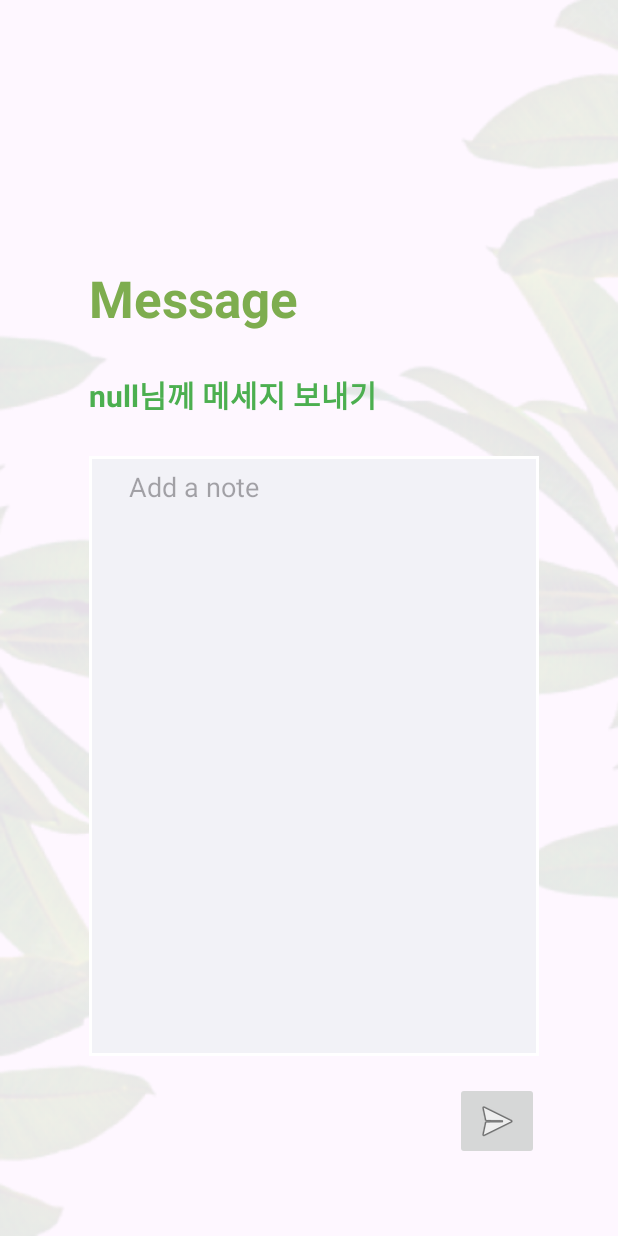
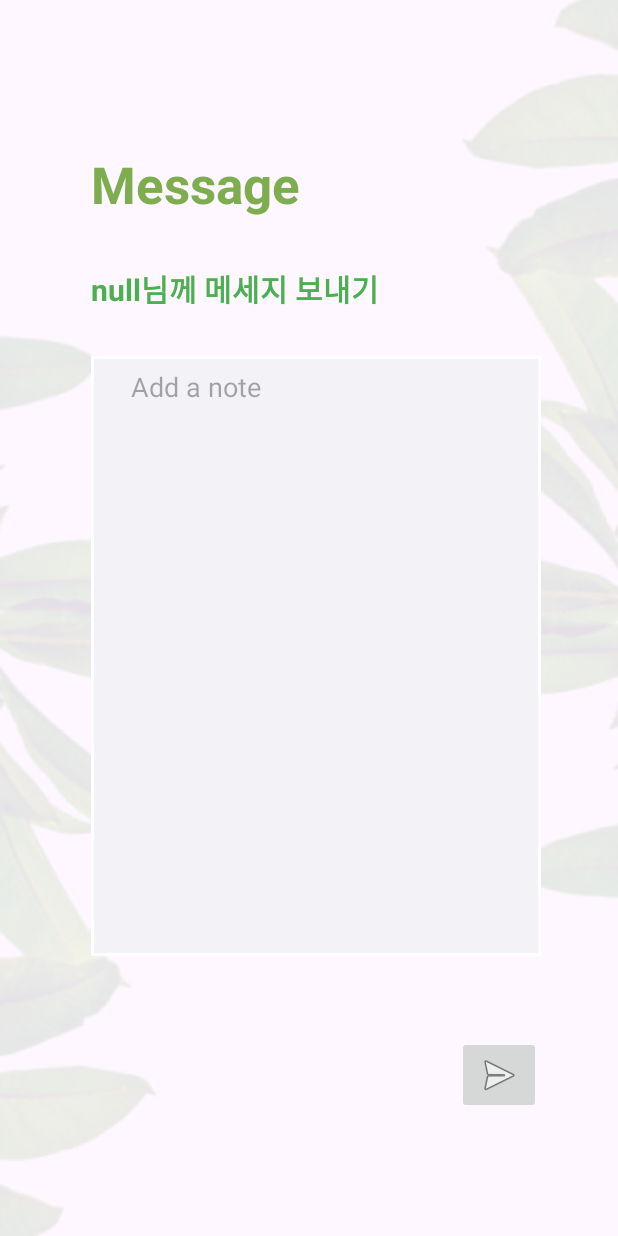
Before and after one commit to sheepyis/Second-Hand, an Android app: the ChatActivity screen opened directly, with no data from a screen before it, on a phone screen of 412 x 824 dp. Run offline under Robolectric (Android 15) with nearby library versions, the phone set to English and light mode, and no system bars; our stand-ins replace Firebase (no records; nobody signed in at launch, a user with empty details on screens opened directly).

Commit message:
챗 디자인 끝

```diff
--- a/app/src/main/res/layout/activity_chat.xml
+++ b/app/src/main/res/layout/activity_chat.xml
@@ -14,14 +14,13 @@
         android:layout_height="wrap_content"
         android:layout_alignParentTop="true"
         android:layout_alignParentEnd="true"
-        android:layout_marginTop="150dp"
 
+        android:layout_marginTop="100dp"
         android:fontFamily="sans-serif"
         android:text="Message"
         android:textColor="#7EAD4F"
         android:textSize="34sp"
         android:textStyle="bold"
-        app:layout_constraintBottom_toTopOf="@+id/TotextView"
         app:layout_constraintStart_toStartOf="@+id/TotextView"
         app:layout_constraintTop_toTopOf="parent" />
 
@@ -29,25 +28,27 @@
         android:id="@+id/messageEditText"
         android:layout_width="300dp"
         android:layout_height="400dp"
-        android:layout_marginBottom="120dp"
+        android:layout_marginTop="64dp"
+        android:layout_marginBottom="8dp"
         android:background="@drawable/chat_input"
         android:ems="10"
         android:gravity="top|start"
         android:hint="    Add a note"
         android:inputType="textMultiLine"
         android:padding="8dp"
-        app:layout_constraintBottom_toBottomOf="parent"
+        app:layout_constraintBottom_toTopOf="@+id/sendButton"
         app:layout_constraintEnd_toEndOf="parent"
-        app:layout_constraintHorizontal_bias="0.531"
+        app:layout_constraintHorizontal_bias="0.54"
         app:layout_constraintStart_toStartOf="parent"
-        app:layout_constraintTop_toBottomOf="@+id/textView5"
-        app:layout_constraintVertical_bias="1.0" />
+        app:layout_constraintTop_toBottomOf="@+id/textView5" />
 
     <ImageButton
         android:id="@+id/sendButton"
         android:layout_width="wrap_content"
         android:layout_height="wrap_content"
         android:layout_marginTop="17dp"
+        android:layout_marginBottom="53dp"
+        app:layout_constraintBottom_toBottomOf="parent"
         app:layout_constraintEnd_toEndOf="@+id/messageEditText"
         app:layout_constraintTop_toBottomOf="@+id/messageEditText"
         app:srcCompat="@android:drawable/ic_menu_send" />
@@ -63,7 +64,8 @@
         android:typeface="normal"
         app:layout_constraintBottom_toTopOf="@+id/messageEditText"
         app:layout_constraintStart_toStartOf="@+id/messageEditText"
-        app:layout_constraintTop_toBottomOf="@+id/textView5" />
+        app:layout_constraintTop_toBottomOf="@+id/textView5"
+        app:layout_constraintVertical_bias="0.515" />
 
 
 </androidx.constraintlayout.widget.ConstraintLayout>
```
